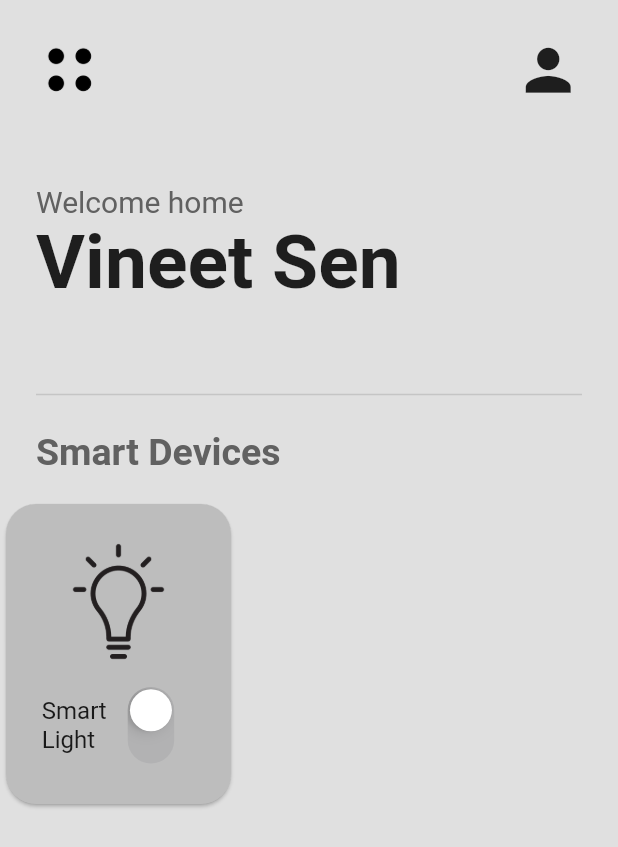
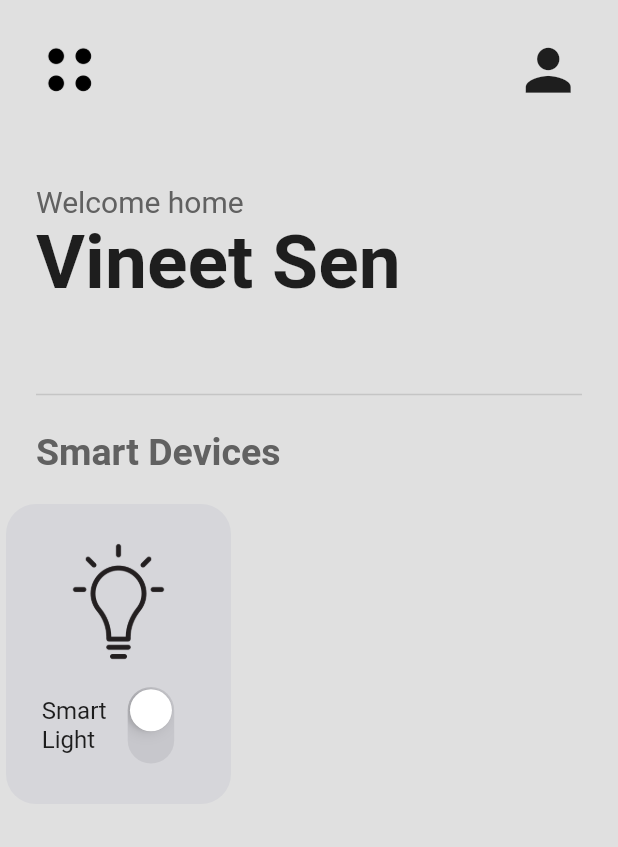
Before and after one commit to VSen910/ModernSmartHome, a Flutter app: the screen it shows after launch, on a phone screen of 412 x 824 dp. Shown: the top 847 px of the screen. Run offline on Flutter 3.47's test engine with Material 2 defaults, Android fonts, the phone set to English and light mode, and no system bars.

Commit message:
Changed card color

```diff
--- a/lib/components/smart_card.dart
+++ b/lib/components/smart_card.dart
@@ -19,7 +19,8 @@ class _SmartCardState extends State<SmartCard> {
       shape: RoundedRectangleBorder(
         borderRadius: BorderRadius.circular(20),
       ),
-      color: Colors.grey.shade400,
+      elevation: 0,
+      color: Color.fromARGB(44, 164, 167, 189),
       child: Container(
         height: 200,
         width: 150,
```
